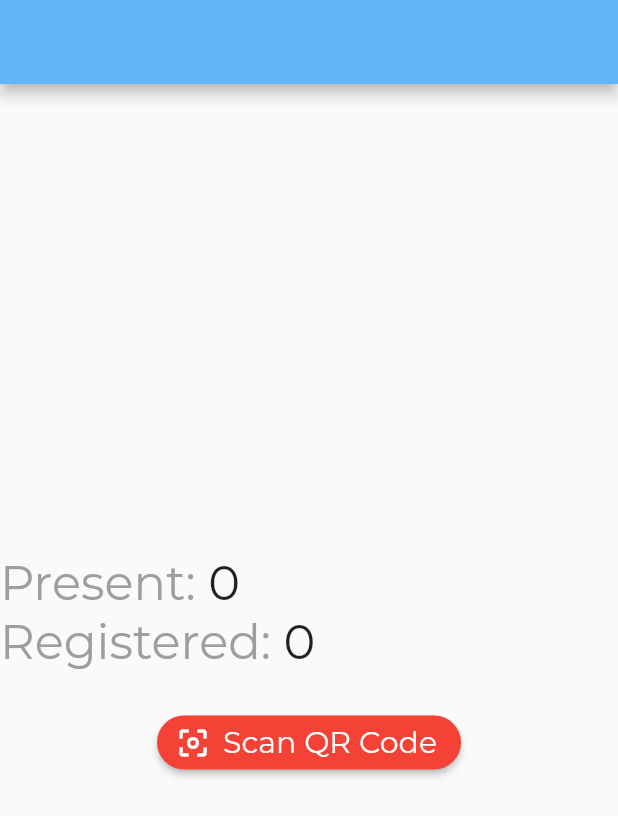
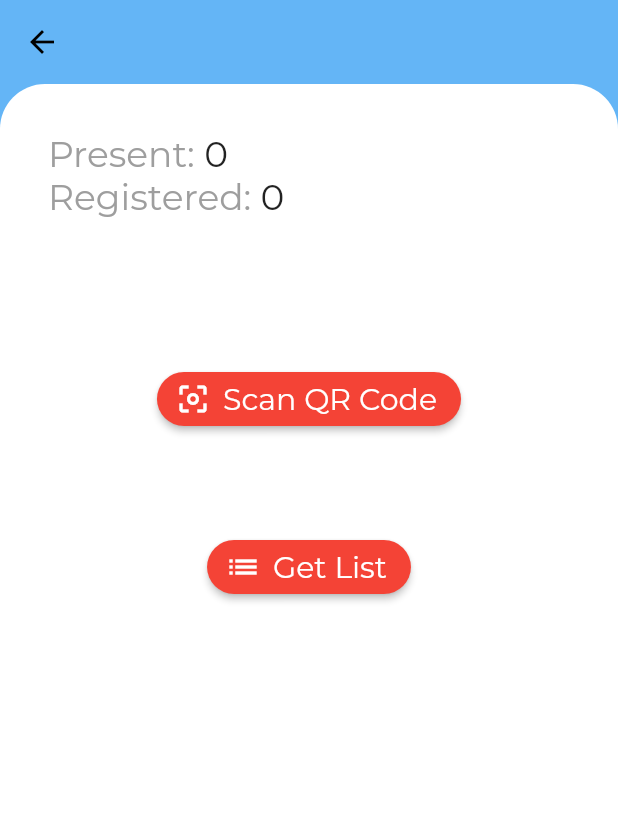
Before and after one commit to developer-student-clubs/DSC-DDU-Admin, a Flutter app: the Attendance screen opened directly with empty values, after a tap on "Scan QR Code", on a phone screen of 412 x 824 dp. Shown: the top 816 px of the screen. Run offline on Flutter 3.47's test engine with Material 2 defaults, Android fonts, the phone set to English and light mode, and no system bars; our stand-ins replace cloud_firestore, csv, datetime_picker_formfield, expandable, firebase_auth, firebase_storage and 2 more; missing offline and left inert: qrscan; accounts and stored records are empty; statements that could not run were skipped.

```diff
--- a/lib/attendance.dart
+++ b/lib/attendance.dart
@@ -1,14 +1,14 @@
 import 'package:flutter/material.dart';
 import 'package:cloud_firestore/cloud_firestore.dart';
 import 'package:dsc_event_adder/qr_scan.dart';
-
-
+import 'package:dsc_event_adder/attendeeList.dart';
 
 class Attendance extends StatelessWidget {
+
   String id;
   int registered;
+  String name;
 
-  String name;
   Attendance(id,name,registered){
     this.id=id;
     this.registered=registered;
@@ -20,30 +20,65 @@ class Attendance extends StatelessWidget {
       stream: Firestore.instance.collection("events").document(id).collection("participants")
           .where('attended',isEqualTo:true).snapshots(),
       builder: (context, snapshot) {
-        if (!snapshot.hasData) return Center(
+        if (!snapshot.hasData) return Scaffold(
+          backgroundColor: Theme.of(context).primaryColor,
+          appBar: AppBar(
+            title: Text(name),
+            elevation: 0,
+          ),
+          body: ClipRRect(
+            borderRadius: BorderRadius.only(topLeft: Radius.circular(30), topRight: Radius.circular(30)),
+            child: Container(
+              color: Colors.white,
+              child: Center(
                 child: CircularProgressIndicator(
                   backgroundColor: Colors.cyan[50],
                 ),
+              ),
+            ),
+          )
         );
 //        registered=Firestore.instance.collection("events").document(id).collection("participants").snapshots().length;
         return _buildPage(context,id,registered,snapshot.data.documents.length,name);
       },
     );
   }
+}
 
-
-}
 Widget _buildPage(BuildContext context,id,registered,remaining,name) {
-    return new Scaffold(
+  return Scaffold(
+    backgroundColor: Theme.of(context).primaryColor,
     appBar: AppBar(
       title: Text(name),
+      elevation: 0,
     ),
-      body: Column(
+    body: MainPage(id,registered,remaining,name),
+  );
+}
+
+class MainPage extends StatelessWidget{
+  String id;
+  int registered;
+  int remaining;
+  String name;
+
+  MainPage(id,registered,remaining,name){
+    this.id = id;
+    this.registered = registered;
+    this.remaining = remaining;
+    this.name = name;
+  }
+  @override
+  Widget build(BuildContext context) {
+    return ClipRRect(
+      borderRadius: BorderRadius.only(topLeft: Radius.circular(30), topRight: Radius.circular(30)),
+      child: Container(
+        color: Colors.white,
+        child: Column(
           mainAxisSize: MainAxisSize.max,
-          mainAxisAlignment: MainAxisAlignment.center,
           children: <Widget>[
             Padding(
-              padding: const EdgeInsets.symmetric(vertical: 16.0),
+              padding: const EdgeInsets.all(32.0),
               child: Column(
                 children: <Widget>[
                   Row(
@@ -52,60 +87,87 @@ class Attendance extends StatelessWidget {
                         "Present" + ": ",
                         style: TextStyle(
                           color: Colors.grey,
-                          fontSize: 32,
+                          fontSize: 24,
                         ),
                       ),
                       Text(
                         remaining.toString(),
                         style: TextStyle(
-                            fontSize: 32
+                            fontSize: 24,
                         ),
                       )
                     ],
                   ),
-
                   Row(
                     children: <Widget>[
                       Text(
                         "Registered" + ": ",
                         style: TextStyle(
                           color: Colors.grey,
-                          fontSize: 32,
+                          fontSize: 24,
                         ),
                       ),
                       Text(
                         registered.toString(),
                         style: TextStyle(
-                            fontSize: 32
+                            fontSize: 24,
                         ),
                       )
                     ],
                   ),
-
-
                 ],
               ),
             ),
-
-
-            Padding(
-              padding: const EdgeInsets.symmetric(vertical: 8.0),
-              child: RaisedButton.icon(
+            SizedBox(
+              height: 64.0,
+            ),
+            RaisedButton.icon(
               color: Colors.red,
-                icon: Icon(Icons.center_focus_weak,color: Colors.white,), //`Icon` to display
-            label: Text('Scan QR Code',style: TextStyle(color: Colors.white,fontSize: 20),), //`Text` to display
-                shape: RoundedRectangleBorder(borderRadius: BorderRadius.circular(40)),
-                onPressed: ()async {
-                  await scan(id);
+              icon: Icon(
+                Icons.center_focus_weak,
+                color: Colors.white,
+              ), //`Icon` to display
+              label: Text(
+                'Scan QR Code',
+                style: TextStyle(
+                  color: Colors.white,
+                  fontSize: 20
+                ),
+              ), //`Text` to display
+              shape: RoundedRectangleBorder(
+                borderRadius: BorderRadius.circular(40)
+              ),
+              onPressed: () async {
+                await scan(id, context);
               },
             ),
-
+            SizedBox(
+              height: 64.0,
+            ),
+            RaisedButton.icon(
+              color: Colors.red,
+              icon: Icon(
+                Icons.list,
+                color: Colors.white,
+              ), //`Icon` to display
+              label: Text(
+                'Get List',
+                style: TextStyle(
+                  color: Colors.white,
+                  fontSize: 20
+                ),
+              ), //`Text` to display
+              shape: RoundedRectangleBorder(
+                borderRadius: BorderRadius.circular(40)
+              ),
+              onPressed: () {
+                getAttendeeList(context, id, name);
+              },
             ),
           ],
         ),
+      ),
     );
-
-
-
+  }
 
 }
--- a/lib/event.dart
+++ b/lib/event.dart
@@ -3,7 +3,7 @@ import 'package:flutter/foundation.dart';
 import 'package:flutter/material.dart';
 import 'package:cloud_firestore/cloud_firestore.dart';
 import 'package:dsc_event_adder/edit_event.dart';
-import 'package:dsc_event_adder/shared.dart';
+//import 'package:dsc_event_adder/shared.dart';
 import 'package:expandable/expandable.dart';
 
 enum ConfirmAction { CANCEL, ACCEPT }
--- a/lib/qr_scan.dart
+++ b/lib/qr_scan.dart
@@ -1,12 +1,9 @@
 import 'package:cloud_firestore/cloud_firestore.dart';
 import 'package:qrscan/qrscan.dart' as scanner;
-import 'package:fluttertoast/fluttertoast.dart';
 import 'package:flutter/material.dart';
-import 'dart:math';
-Future<void> scan(String id) async {
+
+Future<void> scan(String id, BuildContext context) async {
   String barcode;
-
-bool success;
 //var participantsRef=Firestore.instance.collection("events").document(id).collection("participants");
 //participantsRef.add({"attended":false,"qrCodeString":"parth"});
 //  participantsRef.add({"attended":false,"qrCodeString":"parth1"});
@@ -20,34 +17,27 @@ while(true){
   //  });
     await Firestore.instance.collection("events").document(id).collection("participants")
         .where('qrCodeString',isEqualTo: barcode).limit(1)
-      .getDocuments().then((data){
+        .getDocuments().then((data) {
       if (data.documents.length > 0){
           data.documents[0].reference.updateData({
             'attended': true,
           });
-        Fluttertoast.showToast(
-            msg: barcode,
-            toastLength: Toast.LENGTH_SHORT,
-            gravity: ToastGravity.BOTTOM,
-            timeInSecForIos: 1,
-            backgroundColor: Colors.green,
-            textColor: Colors.white,
-            fontSize: 16.0
+          Scaffold.of(context).showSnackBar(
+            SnackBar(
+              content: Text(
+                barcode,
+              ),
+            )
           );
-      }else{
-      Fluttertoast.showToast(
-          msg: "Not Registered",
-          toastLength: Toast.LENGTH_SHORT,
-          gravity: ToastGravity.BOTTOM,
-          timeInSecForIos: 1,
-          backgroundColor: Colors.red,
-          textColor: Colors.white,
-          fontSize: 16.0
+      } else{
+        Scaffold.of(context).showSnackBar(
+          SnackBar(
+            content: Text(
+              "Not Registered",
+            ),
+          )
         );
       }
     });
-
-
-
   }
 }
```
Also changed, not shown: lib/attendeeList.dart (added, +51 -0 lines), lib/login_page.dart (+22 -19 lines), pubspec.yaml (+7 -33 lines), pubspec.lock, 2 other files. Lines whose indentation alone changed are shown as unchanged.
